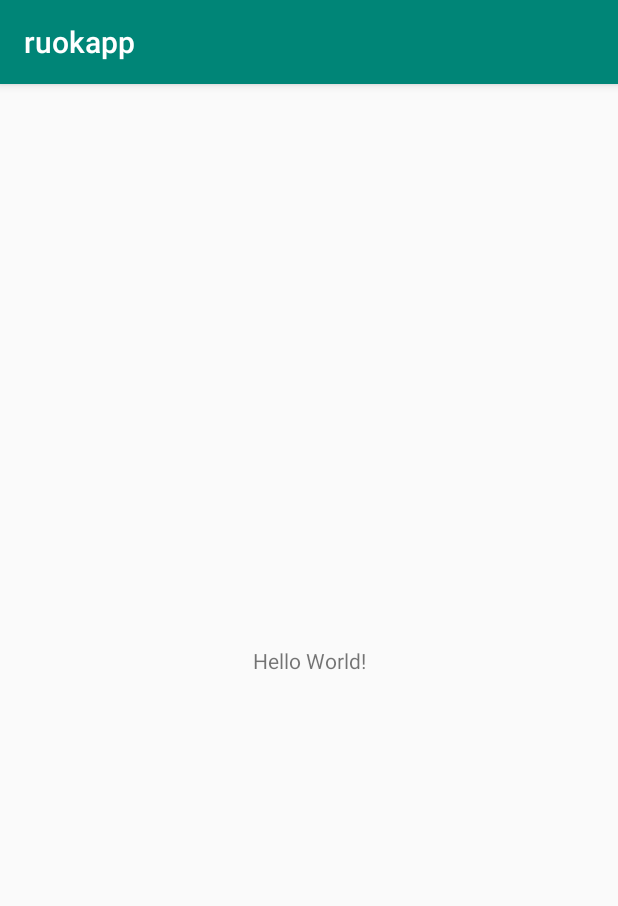
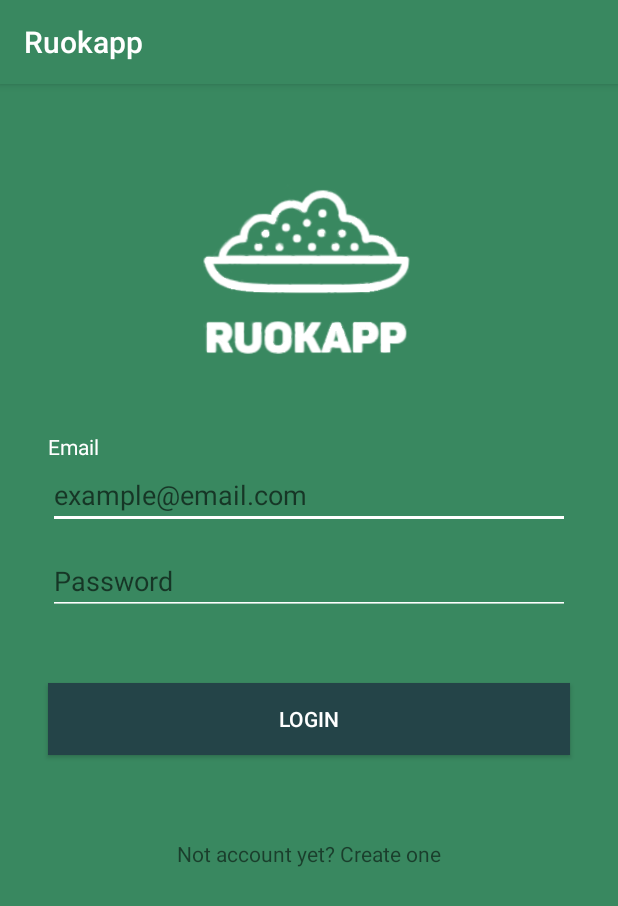
Before and after one commit to LeopoldoIII/ruokapp, an Android app: the screen it shows after launch (MainActivity), on a phone screen of 412 x 824 dp. Shown: the top 906 px of the screen. Run offline under Robolectric (Android 15) with nearby library versions, the phone set to English and light mode, and no system bars.

Commit message:
login view layout

```diff
--- a/app/src/main/AndroidManifest.xml
+++ b/app/src/main/AndroidManifest.xml
@@ -4,9 +4,9 @@
 
     <application
         android:allowBackup="true"
-        android:icon="@mipmap/ic_launcher"
+        android:icon="@mipmap/icon_ruokapp"
         android:label="@string/app_name"
-        android:roundIcon="@mipmap/ic_launcher_round"
+        android:roundIcon="@mipmap/icon_ruokapp"
         android:supportsRtl="true"
         android:theme="@style/AppTheme">
         <activity android:name=".MainActivity">
--- a/app/src/main/res/layout/activity_main.xml
+++ b/app/src/main/res/layout/activity_main.xml
@@ -4,15 +4,124 @@
     xmlns:tools="http://schemas.android.com/tools"
     android:layout_width="match_parent"
     android:layout_height="match_parent"
+    android:background="@color/colorPrimary"
     tools:context=".MainActivity">
 
+    <ImageView
+        android:id="@+id/logoruokapp"
+        android:layout_width="150dp"
+        android:layout_height="150dp"
+        android:layout_marginStart="8dp"
+        android:layout_marginLeft="8dp"
+        android:layout_marginTop="8dp"
+        android:layout_marginEnd="8dp"
+        android:layout_marginRight="8dp"
+        android:layout_marginBottom="8dp"
+        app:layout_constraintBottom_toBottomOf="parent"
+        app:layout_constraintEnd_toEndOf="parent"
+        app:layout_constraintHorizontal_bias="0.497"
+        app:layout_constraintStart_toStartOf="parent"
+        app:layout_constraintTop_toTopOf="parent"
+        app:layout_constraintVertical_bias="0.07"
+        app:srcCompat="@drawable/ruokapplogosmall"
+        android:contentDescription="@string/app_name" />
+
     <TextView
+        android:id="@+id/title_email"
         android:layout_width="wrap_content"
         android:layout_height="wrap_content"
-        android:text="Hello World!"
+        android:layout_marginStart="32dp"
+        android:layout_marginLeft="32dp"
+        android:layout_marginTop="32dp"
+        android:layout_marginEnd="8dp"
+        android:layout_marginRight="8dp"
+        android:layout_marginBottom="8dp"
+        android:text="@string/title_email"
+        android:textColor="@color/colorAccent"
         app:layout_constraintBottom_toBottomOf="parent"
-        app:layout_constraintLeft_toLeftOf="parent"
-        app:layout_constraintRight_toRightOf="parent"
-        app:layout_constraintTop_toTopOf="parent" />
+        app:layout_constraintEnd_toEndOf="parent"
+        app:layout_constraintHorizontal_bias="0.0"
+        app:layout_constraintStart_toStartOf="parent"
+        app:layout_constraintTop_toBottomOf="@+id/logoruokapp"
+        app:layout_constraintVertical_bias="0.0" />
+
+    <EditText
+        android:id="@+id/input_email"
+        android:layout_width="match_parent"
+        android:layout_height="45dp"
+        android:layout_marginStart="32dp"
+        android:layout_marginLeft="32dp"
+        android:layout_marginEnd="32dp"
+        android:layout_marginRight="32dp"
+        android:backgroundTint="@color/colorAccent"
+        android:ems="10"
+        android:hint="@string/hint_email"
+        android:inputType="textEmailAddress"
+        android:textColor="@color/colorAccent"
+        app:layout_constraintBottom_toBottomOf="parent"
+        app:layout_constraintEnd_toEndOf="parent"
+        app:layout_constraintHorizontal_bias="0.0"
+        app:layout_constraintStart_toStartOf="parent"
+        app:layout_constraintTop_toBottomOf="@+id/title_email"
+        app:layout_constraintVertical_bias="0.0" />
+
+    <EditText
+        android:id="@+id/input_password"
+        android:layout_width="match_parent"
+        android:layout_height="45dp"
+        android:layout_marginStart="32dp"
+        android:layout_marginLeft="32dp"
+        android:layout_marginTop="12dp"
+        android:layout_marginEnd="32dp"
+        android:layout_marginRight="32dp"
+        android:backgroundTint="@color/colorAccent"
+        android:ems="10"
+        android:hint="@string/hint_password"
+        android:inputType="textPassword"
+        app:layout_constraintEnd_toEndOf="parent"
+        app:layout_constraintHorizontal_bias="0.0"
+        app:layout_constraintStart_toStartOf="parent"
+        app:layout_constraintTop_toBottomOf="@+id/input_email" />
+
+    <Button
+        android:id="@+id/btn_login"
+        android:layout_width="match_parent"
+        android:layout_height="wrap_content"
+        android:layout_marginStart="32dp"
+        android:layout_marginLeft="32dp"
+        android:layout_marginTop="44dp"
+        android:layout_marginEnd="32dp"
+        android:layout_marginRight="32dp"
+        android:layout_marginBottom="8dp"
+        android:background="@color/colorPrimaryDark"
+        android:text="@string/login"
+        android:textColor="@color/colorAccent"
+        app:layout_constraintBottom_toBottomOf="parent"
+        app:layout_constraintEnd_toEndOf="parent"
+        app:layout_constraintHorizontal_bias="0.0"
+        app:layout_constraintStart_toStartOf="parent"
+        app:layout_constraintTop_toBottomOf="@+id/input_password"
+        app:layout_constraintVertical_bias="0.005" />
+
+    <TextView
+        android:id="@+id/link_register"
+        android:layout_width="wrap_content"
+        android:layout_height="wrap_content"
+        android:layout_marginStart="8dp"
+        android:layout_marginLeft="8dp"
+        android:layout_marginTop="8dp"
+        android:layout_marginEnd="8dp"
+        android:layout_marginRight="8dp"
+        android:layout_marginBottom="8dp"
+        android:autoLink="all"
+        android:clickable="true"
+        android:text="@string/register"
+        app:layout_constraintBottom_toBottomOf="parent"
+        app:layout_constraintEnd_toEndOf="parent"
+        app:layout_constraintStart_toStartOf="parent"
+        app:layout_constraintTop_toBottomOf="@+id/btn_login"
+        app:layout_constraintVertical_bias="0.169"
+        android:focusable="true" />
+
 
 </androidx.constraintlayout.widget.ConstraintLayout>
--- a/app/src/main/res/values/colors.xml
+++ b/app/src/main/res/values/colors.xml
@@ -1,6 +1,6 @@
 <?xml version="1.0" encoding="utf-8"?>
 <resources>
-    <color name="colorPrimary">#008577</color>
-    <color name="colorPrimaryDark">#00574B</color>
-    <color name="colorAccent">#D81B60</color>
+    <color name="colorPrimary">#398860</color>
+    <color name="colorPrimaryDark">#244448</color>
+    <color name="colorAccent">#FFFFFF</color>
 </resources>
--- a/app/src/main/res/values/strings.xml
+++ b/app/src/main/res/values/strings.xml
@@ -1,3 +1,8 @@
 <resources>
-    <string name="app_name">ruokapp</string>
+    <string name="app_name">Ruokapp</string>
+    <string name="title_email">Email</string>
+    <string name="hint_email">example@email.com</string>
+    <string name="hint_password">Password</string>
+    <string name="login">Login</string>
+    <string name="register">Not account yet? Create one</string>
 </resources>
```
Also changed, not shown: app/src/main/res/drawable/ic_launcher.png (added), app/src/main/res/drawable/ruokapplogosmall.PNG (added), app/src/main/res/mipmap-hdpi/icon_ruokapp.png (added), app/src/main/res/mipmap-hdpi/ruokapplogosmall.PNG (added), app/src/main/res/mipmap-mdpi/icon_ruokapp.png (added), app/src/main/res/mipmap-mdpi/ruokapplogosmall.PNG (added), app/src/main/res/mipmap-xhdpi/icon_ruokapp.png (added), app/src/main/res/mipmap-xhdpi/ruokapplogosmall.PNG (added), app/src/main/res/mipmap-xxhdpi/icon_ruokapp.png (added), app/src/main/res/mipmap-xxhdpi/ruokapplogosmall.PNG (added), app/src/main/res/mipmap-xxxhdpi/icon_ruokapp.png (added), app/src/main/res/mipmap-xxxhdpi/ruokapplogosmall.PNG (added).
